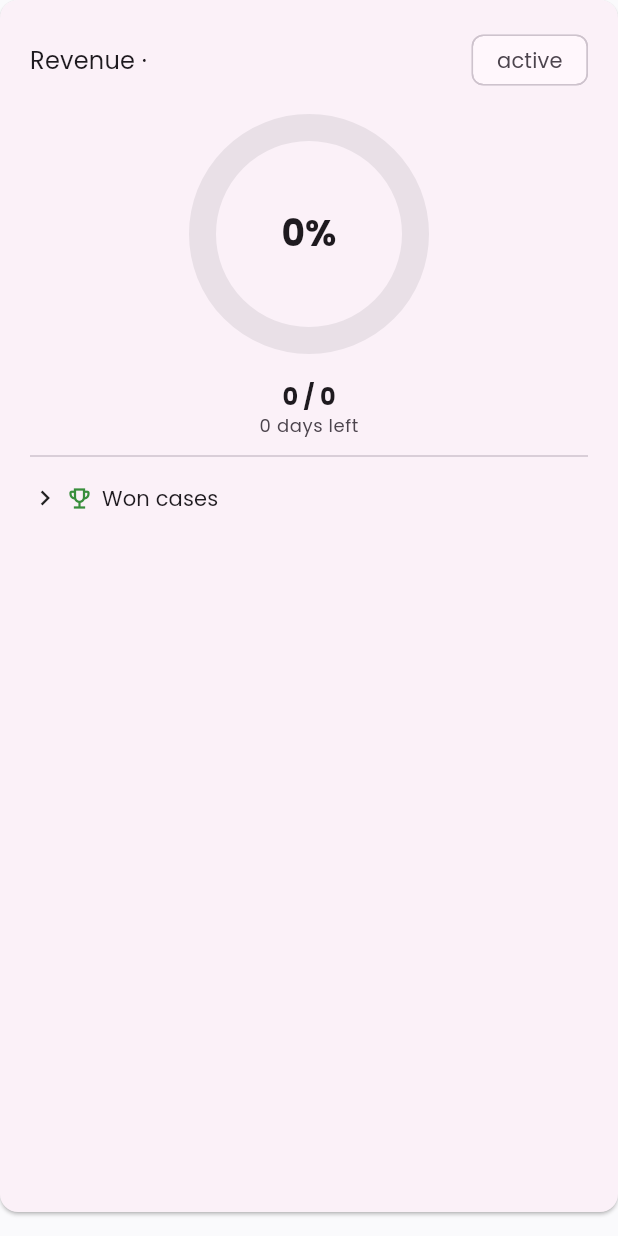
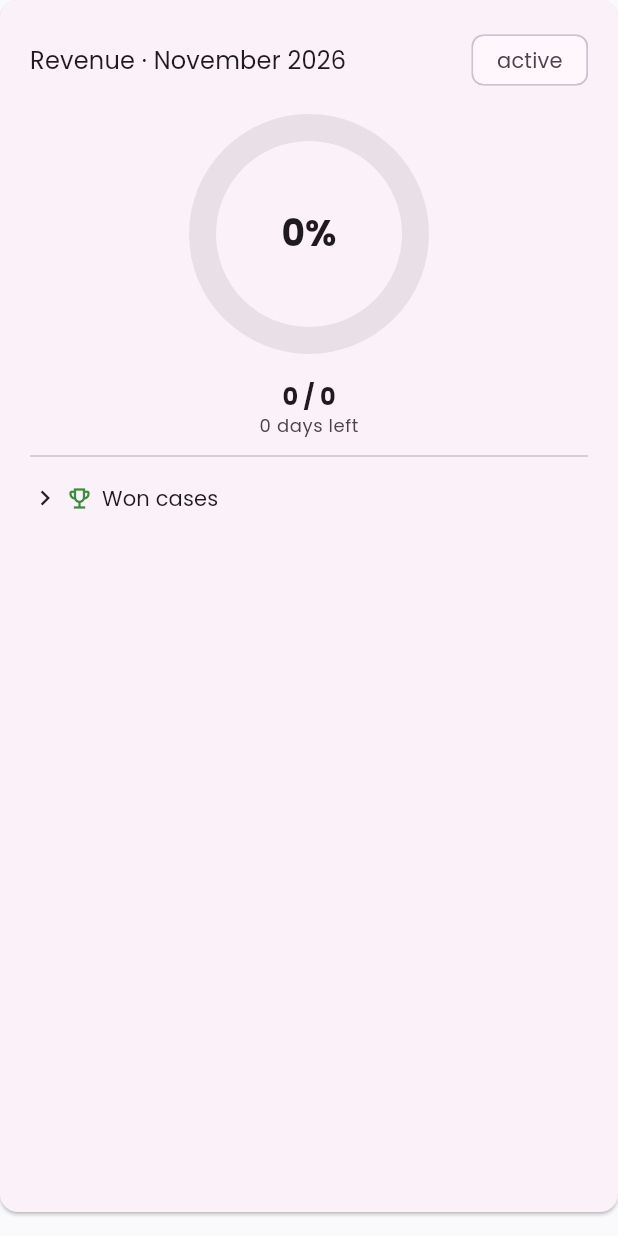
Before and after one commit to devops-pypecrm/Dad-mobile, a Flutter app: the _MyTargetCard widget shown alone on an empty page, opened directly with empty values, on a phone screen of 412 x 824 dp. Run offline on Flutter 3.47's test engine with Material 3 defaults, Android fonts, the phone set to English and light mode, and no system bars; drawn by our look-alikes of fl_chart; our stand-ins replace audioplayers, connectivity_plus, country_code_picker, device_info_plus, dio, firebase_core and 19 more; accounts and stored records are empty; generated files the repository leaves out were written again; network calls fail.

Commit message:
Targets: show which month/quarter/year each target covers
Co-Authored-By: Claude Sonnet 5.5 <noreply@anthropic.com>

```diff
--- a/lib/features/targets/presentation/screens/targets_screen.dart
+++ b/lib/features/targets/presentation/screens/targets_screen.dart
@@ -103,6 +103,14 @@ class _MyTargetsTab extends ConsumerWidget {
   }
 }
 
+/// "November 2026" / "Q4 2026" / "2026" — which period a target covers.
+String _periodName(SalesTarget t) {
+  final d = t.startDate;
+  if (t.period == 'yearly') return '${d.year}';
+  if (t.period == 'quarterly') return 'Q${(d.month - 1) ~/ 3 + 1} ${d.year}';
+  return DateFormat('MMMM yyyy').format(d);
+}
+
 class _MyTargetCard extends StatelessWidget {
   const _MyTargetCard({required this.target});
 
@@ -121,7 +129,7 @@ class _MyTargetCard extends StatelessWidget {
               children: [
                 Expanded(
                   child: Text(
-                    '${target.metric[0].toUpperCase()}${target.metric.substring(1)} · ${target.period}',
+                    '${target.metric[0].toUpperCase()}${target.metric.substring(1)} · ${_periodName(target)}',
                     style: theme.textTheme.titleMedium,
                   ),
                 ),
```
